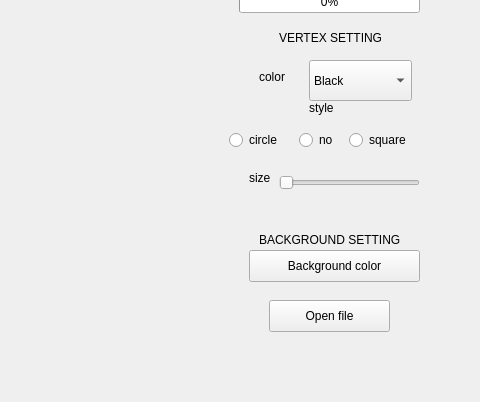
This is 3DWieve/mainwindow.ui in Selloni/3D_Viever_C as Qt 5 draws it before an edit; both pictures show x 661 to 1141 and y 180 to 582 of the 1141 by 775 pixel window. The edited form follows.
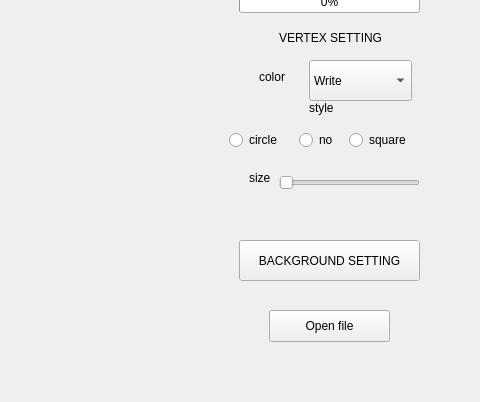
This is the edited form. Custom widgets are drawn as their Qt base class.

Commit message: line_color_not

Diff of the .ui file:
```diff
--- a/3DWieve/mainwindow.ui
+++ b/3DWieve/mainwindow.ui
@@ -31,7 +31,7 @@
     <property name="geometry">
      <rect>
       <x>930</x>
-      <y>480</y>
+      <y>490</y>
       <width>121</width>
       <height>32</height>
      </rect>
@@ -66,19 +66,6 @@
      <string>VERTEX SETTING</string>
     </property>
    </widget>
-   <widget class="QLabel" name="label_3">
-    <property name="geometry">
-     <rect>
-      <x>920</x>
-      <y>410</y>
-      <width>161</width>
-      <height>20</height>
-     </rect>
-    </property>
-    <property name="text">
-     <string>BACKGROUND SETTING</string>
-    </property>
-   </widget>
    <widget class="QLabel" name="label_4">
     <property name="geometry">
      <rect>
@@ -255,7 +242,7 @@
     </property>
     <item>
      <property name="text">
-      <string>Black</string>
+      <string>Write</string>
      </property>
     </item>
     <item>
@@ -378,14 +365,14 @@
    <widget class="QPushButton" name="background">
     <property name="geometry">
      <rect>
-      <x>910</x>
-      <y>430</y>
-      <width>171</width>
-      <height>32</height>
+      <x>900</x>
+      <y>420</y>
+      <width>181</width>
+      <height>41</height>
      </rect>
     </property>
     <property name="text">
-     <string>Background color</string>
+     <string>BACKGROUND SETTING</string>
     </property>
    </widget>
   </widget>
```
Left out of the diff: 4 changed lines with no effect on the pictures. The commit also changes 3 other files.
